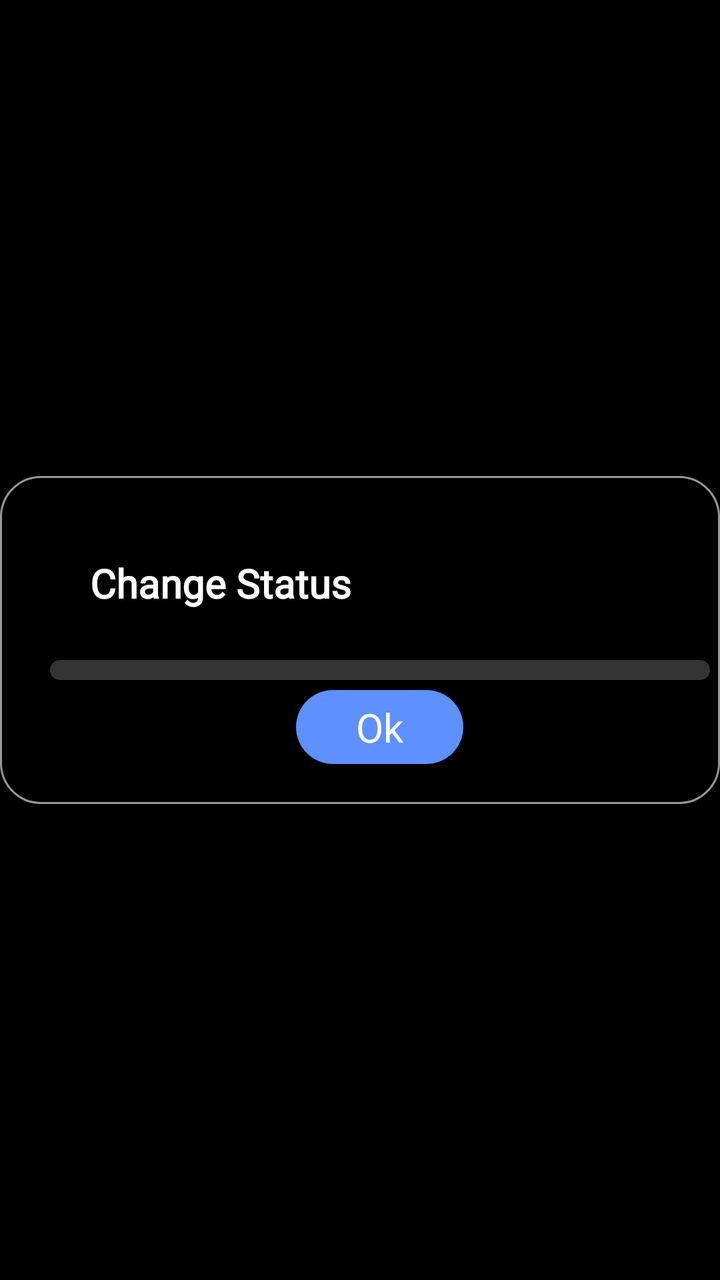
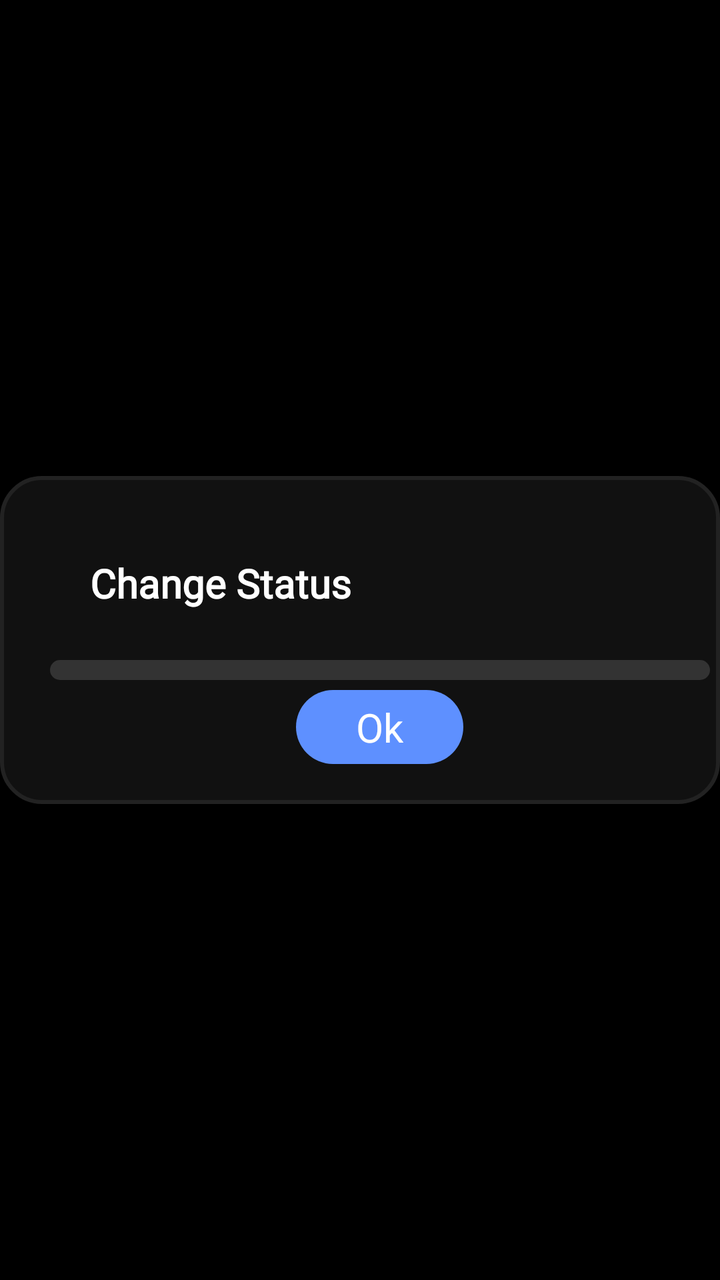

Screens rendered from an Android XML layout before and after an edit, with the pre-edit source and the edit as a unified diff.
<!-- AndroidManifest.xml: application theme AppTheme -->
<!-- res/layout/change_status.xml -->
<?xml version="1.0" encoding="utf-8"?>
<LinearLayout xmlns:android="http://schemas.android.com/apk/res/android"
    android:layout_width="match_parent"
    android:layout_height="wrap_content"
    android:background="@color/black"
    android:gravity="center"
    android:orientation="vertical">
    <LinearLayout xmlns:android="http://schemas.android.com/apk/res/android"
        android:layout_width="match_parent"
        android:layout_height="wrap_content"
        android:background="@drawable/cardview_border"
        android:orientation="vertical"
        android:gravity="center"
        android:paddingLeft="20dp"
        android:paddingBottom="@dimen/_20dp"
        android:paddingTop="@dimen/_20dp">

        <TextView
            android:layout_width="match_parent"
            android:layout_height="wrap_content"
            android:layout_margin="@dimen/_10"
            android:fontFamily="@font/dm_sans"
            android:text=" Change Status "
            android:textStyle="bold"
            android:padding="@dimen/_10"
            android:textColor="@color/white"
            android:textSize="@dimen/_20dp" />



        <Spinner
            android:id="@+id/status"
            android:layout_width="match_parent"
            android:layout_height="wrap_content"
            android:layout_margin="@dimen/_5dp"
            android:background="@drawable/medium_grey_bg"
            android:padding="@dimen/_5dp" />


        <TextView
            android:id="@+id/ok_btn"
            android:layout_width="wrap_content"
            android:layout_height="wrap_content"
            android:textColor="@color/white"
            android:textSize="20dp"
            android:paddingStart="@dimen/_30dp"
            android:paddingEnd="@dimen/_30dp"
            android:paddingTop="@dimen/_5dp"
            android:paddingBottom="@dimen/_5dp"
            android:background="@drawable/blue_bg"
            android:text="Ok" />
    </LinearLayout>
</LinearLayout>
<!-- resources referenced by this layout -->
<resources>
  <color name="black">#FF000000</color>
  <color name="white">#FFFFFF</color>
  <dimen name="_10">10dp</dimen>
  <dimen name="_20dp">20dp</dimen>
  <dimen name="_30dp">30dp</dimen>
  <dimen name="_5dp">5dp</dimen>
  <!-- drawable blue_bg (drawable) -->
  <?xml version="1.0" encoding="utf-8"?>
  <shape xmlns:android="http://schemas.android.com/apk/res/android"
      android:shape="rectangle">
      <solid android:color="@color/lightBlue"/>
  <corners android:radius="@dimen/_20dp"/>
  </shape>
  <!-- drawable cardview_border (drawable) -->
  <shape xmlns:android="http://schemas.android.com/apk/res/android"
      android:shape="rectangle">
      <solid android:color="@android:color/black" /> 
      <corners android:radius="20dp" />
      <stroke
          android:width="1dp"
          android:color="#989898"
          />
  </shape>
  <!-- drawable medium_grey_bg (drawable) -->
  <?xml version="1.0" encoding="utf-8"?>
  <shape xmlns:android="http://schemas.android.com/apk/res/android"
      android:shape="rectangle">
      <solid android:color="@color/mediumGreyBg"/>
      <corners android:radius="@dimen/_20dp" />
  </shape>
  <style name="AppTheme" parent="Theme.MaterialComponents.Light.NoActionBar">
          <item name="colorPrimaryDark">@color/black</item>
          <item name="colorSurface">@color/white</item>
      </style>
  <color name="lightBlue">#5E90FF</color>
  <color name="mediumGreyBg">#333333</color>
</resources>

<!-- the commit's change to res/layout/change_status.xml (unified diff, before → after) -->
@@ -8,7 +8,7 @@
     <LinearLayout xmlns:android="http://schemas.android.com/apk/res/android"
         android:layout_width="match_parent"
         android:layout_height="wrap_content"
-        android:background="@drawable/cardview_border"
+        android:background="@drawable/dark_grey_bg"
         android:orientation="vertical"
         android:gravity="center"
         android:paddingLeft="20dp"
<!-- resource entries referenced after the edit -->
@@ -13,15 +13,14 @@
       <solid android:color="@color/lightBlue"/>
   <corners android:radius="@dimen/_20dp"/>
   </shape>
-  <!-- drawable cardview_border (drawable) -->
+  <!-- drawable dark_grey_bg (drawable) -->
+  <?xml version="1.0" encoding="utf-8"?>
   <shape xmlns:android="http://schemas.android.com/apk/res/android"
       android:shape="rectangle">
-      <solid android:color="@android:color/black" /> 
-      <corners android:radius="20dp" />
+      <solid android:color="@color/greyBackground"/>
+      <corners android:radius="@dimen/_20dp"/>
       <stroke
-          android:width="1dp"
-          android:color="#989898"
-          />
+          android:width="2dp" android:color="@color/strokeBlack"/>
   </shape>
   <!-- drawable medium_grey_bg (drawable) -->
   <?xml version="1.0" encoding="utf-8"?>
@@ -35,6 +34,8 @@
           <item name="colorSurface">@color/white</item>
       </style>
   <color name="lightBlue">#5E90FF</color>
+  <color name="greyBackground">#111111</color>
+  <color name="strokeBlack">#222222</color>
   <color name="mediumGreyBg">#333333</color>
 </resources>
 
